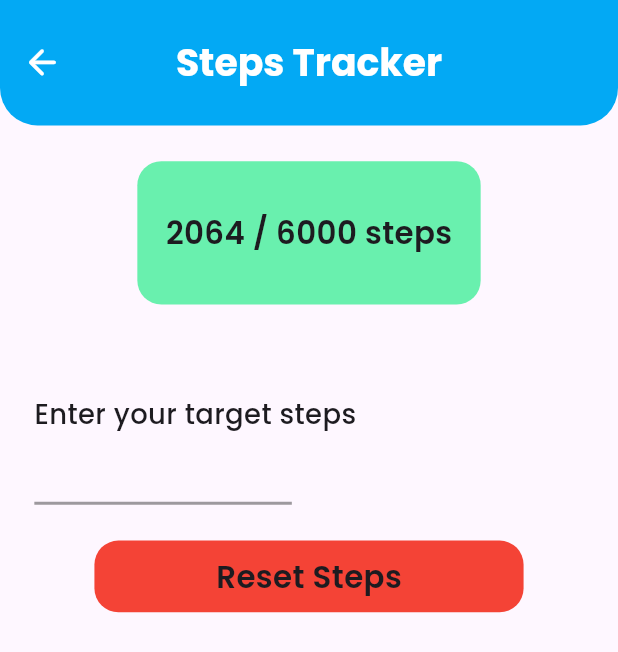
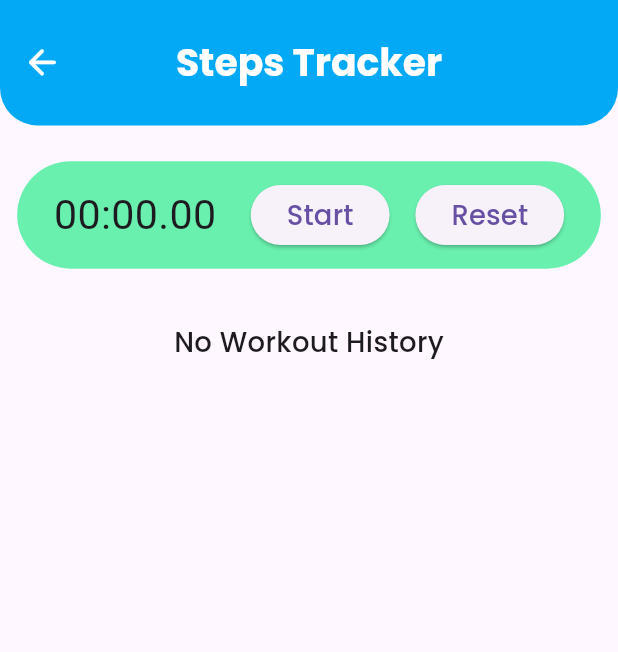
Before and after one commit to HatemReda7/CodeAlpha_Fitness_Tracker_App, a Flutter app: the StepsDetailsScreen screen opened directly, on a phone screen of 412 x 824 dp. Shown: the top 652 px of the screen. Run offline on Flutter 3.47's test engine with Material 3 defaults, Android fonts, the phone set to English and light mode, and no system bars; our stand-ins replace cloud_firestore, firebase_core, flutter_screenutil, google_fonts, shared_preferences; accounts and stored records are empty.

Commit message:
finished steps tracker screen

```diff
--- a/lib/Screens/Step Tracking Screen/steps_tracker_screen.dart
+++ b/lib/Screens/Step Tracking Screen/steps_tracker_screen.dart
@@ -1,9 +1,10 @@
-import 'package:codealpha_fitness_tracker_app/Shared/Constants/arrow_back_item.dart';
-import 'package:codealpha_fitness_tracker_app/Shared/Styles/text_styles.dart';
 import 'package:flutter/material.dart';
 import 'package:flutter_screenutil/flutter_screenutil.dart';
-import 'package:provider/provider.dart';
-import '../../Provider/my_provider.dart';
+import '../../Shared/Constants/arrow_back_item.dart';
+import '../../Shared/Constants/stop_watch_item.dart';
+import '../../Shared/FireBase/firebase_functions.dart';
+import '../../Shared/Styles/text_styles.dart';
+import '../../models/stopwatch_model.dart';
 
 class StepsDetailsScreen extends StatefulWidget {
   const StepsDetailsScreen({super.key});
@@ -17,83 +18,75 @@ class _StepsDetailsScreenState extends State<StepsDetailsScreen> {
 
   @override
   Widget build(BuildContext context) {
-    var pro = Provider.of<MyProvider>(context);
     return Scaffold(
       appBar: AppBar(
-        title: const Text("Steps Tracker"),
-        leading: const ArrowBackItem()
-      ),
+          title: const Text("Steps Tracker"), leading: const ArrowBackItem()),
       body: Padding(
-        padding: EdgeInsets.symmetric(horizontal: 20.w, vertical: 20.h),
+        padding: EdgeInsets.symmetric(horizontal: 10.w, vertical: 20.h),
         child: Column(
           children: [
             Container(
               decoration: BoxDecoration(
                 color: Colors.greenAccent,
-                borderRadius: BorderRadius.circular(16),
+                borderRadius: BorderRadius.circular(40),
               ),
               alignment: Alignment.center,
-              height: 80.h,
-              width: 200.w,
-              child: Text(
-                "2064 / ${pro.stepsCounter} steps",
-                style: mediumText,
-              ),
+              height: 60.h,
+              width: 400.w,
+              child: const StopwatchApp(),
             ),
             SizedBox(
-              height: 50.h,
+              height: 10.h,
             ),
-            Row(
-              children: [
-                Column(
-                  crossAxisAlignment: CrossAxisAlignment.start,
-                  children: [
-                    Text(
-                      "Enter your target steps",
-                      style: smallText,
-                    ),
-                    SizedBox(
-                      height: 10.h,
-                    ),
-                    TextFormField(
-                      textAlign: TextAlign.center,
-                      keyboardType: TextInputType.number,
-                      onFieldSubmitted: (value) {
-                        pro.changeSteps(stepController.text);
-                        stepController = TextEditingController();
-                      },
-                      style: textFormFieldLabelStyle,
-                      controller: stepController,
-                      decoration: InputDecoration(
-                        constraints:
-                            BoxConstraints(maxHeight: 30.h, maxWidth: 150.w),
-                        enabledBorder: const UnderlineInputBorder(
-                            borderSide: BorderSide(color: Colors.black38,width: 2)),
-                        errorBorder: const UnderlineInputBorder(
-                            borderSide: BorderSide(color: Colors.red)),
-                        focusedBorder: const UnderlineInputBorder(
-                            borderSide: BorderSide(color: Colors.black38,width: 2))
+            StreamBuilder(
+              stream: FirebaseFunctions.getStopWatch(),
+              builder: (context, snapshot) {
+                if (snapshot.connectionState == ConnectionState.waiting) {
+                  return const Center(child: CircularProgressIndicator());
+                }
+                if (snapshot.hasError) {
+                  return const Center(
+                      child: Text(
+                    "Something went wrong",
+                    style: TextStyle(color: Colors.black),
+                  ));
+                }
+                List<StopWatchModel> stopwatch =
+                    snapshot.data?.docs.map((e) => e.data()).toList() ?? [];
+                if (stopwatch.isEmpty) {
+                  return Padding(
+                    padding: EdgeInsets.symmetric(vertical: 20.h),
+                    child: Center(
+                      child: Text(
+                        "No Workout History",
+                        style: smallText,
                       ),
                     ),
-                  ],
-                ),
-              ],
-            ),
-            SizedBox(
-              height: 20.h,
-            ),
-            Container(
-              decoration: BoxDecoration(
-                color: Colors.red,
-                borderRadius: BorderRadius.circular(16),
-              ),
-              alignment: Alignment.center,
-              height: 40.h,
-              width: 250.w,
-              child: Text(
-                "Reset Steps",
-                style: mediumText,
-              ),
+                  );
+                }
+                return Expanded(
+                  child: ListView.builder(
+                    itemBuilder: (context, index) {
+                      return Center(
+                        child: Container(
+                          margin: EdgeInsets.all(12.r),
+                          height: 50.h,
+                          width: 150.w,
+                          alignment: Alignment.center,
+                          decoration: BoxDecoration(
+                              color: Colors.grey,
+                              borderRadius: BorderRadius.circular(50)),
+                          child: Text(
+                            "${index + 1}) ${DateTime.fromMillisecondsSinceEpoch(stopwatch[index].time).toString().substring(14, 22)}",
+                            style: smallText,
+                          ),
+                        ),
+                      );
+                    },
+                    itemCount: stopwatch.length,
+                  ),
+                );
+              },
             ),
           ],
         ),
--- /dev/null
+++ b/lib/Shared/Constants/stop_watch_item.dart
@@ -0,0 +1,93 @@
+import 'package:flutter/material.dart';
+import 'package:flutter_screenutil/flutter_screenutil.dart';
+import '../../models/stopwatch_model.dart';
+import '../FireBase/firebase_functions.dart';
+import '../Styles/text_styles.dart';
+
+class StopwatchApp extends StatefulWidget {
+  const StopwatchApp({super.key});
+
+  @override
+  _StopwatchAppState createState() => _StopwatchAppState();
+}
+
+class _StopwatchAppState extends State<StopwatchApp> {
+  final Stopwatch _stopwatch = Stopwatch();
+  Duration _elapsedTime = const Duration();
+  bool _isRunning = false;
+
+  @override
+  void dispose() {
+    _stopwatch.stop();
+    super.dispose();
+  }
+
+  void _startStopwatch() {
+    setState(() {
+      _stopwatch.start();
+      _isRunning = true;
+    });
+    _updateElapsedTime();
+  }
+
+  void _stopStopwatch() {
+    setState(() {
+      _stopwatch.stop();
+      FirebaseFunctions.addStopWatch(
+          StopWatchModel(time: _elapsedTime.inMilliseconds));
+      _isRunning = false;
+    });
+  }
+
+  void _resetStopwatch() {
+    setState(() {
+      _stopwatch.reset();
+      FirebaseFunctions.deleteStopWatchHistory();
+      _elapsedTime = const Duration();
+      _isRunning = false;
+    });
+  }
+
+  void _updateElapsedTime() {
+    if (_isRunning) {
+      setState(() {
+        _elapsedTime = _stopwatch.elapsed;
+      });
+      Future.delayed(const Duration(milliseconds: 10), _updateElapsedTime);
+    }
+  }
+
+  String _formatElapsedTime(Duration duration) {
+    String minutes = (duration.inMinutes % 60).toString().padLeft(2, '0');
+    String seconds = (duration.inSeconds % 60).toString().padLeft(2, '0');
+    String milliseconds =
+        (duration.inMilliseconds % 1000 ~/ 10).toString().padLeft(2, '0');
+    return '$minutes:$seconds.$milliseconds';
+  }
+
+  @override
+  Widget build(BuildContext context) {
+    return Row(
+      mainAxisAlignment: MainAxisAlignment.center,
+      children: [
+        Text(
+          _formatElapsedTime(_elapsedTime),
+          style: TextStyle(fontSize: 24.sp),
+        ),
+        SizedBox(width: 20.w),
+        ElevatedButton(
+          onPressed: _isRunning ? _stopStopwatch : _startStopwatch,
+          child: Text(_isRunning ? 'Stop' : 'Start', style: smallText),
+        ),
+        SizedBox(width: 15.w),
+        ElevatedButton(
+          onPressed: _resetStopwatch,
+          child: Text(
+            'Reset',
+            style: smallText,
+          ),
+        ),
+      ],
+    );
+  }
+}
--- a/lib/Shared/FireBase/firebase_functions.dart
+++ b/lib/Shared/FireBase/firebase_functions.dart
@@ -1,6 +1,7 @@
 import 'package:cloud_firestore/cloud_firestore.dart';
 import 'package:codealpha_fitness_tracker_app/models/meal_model.dart';
 
+import '../../models/stopwatch_model.dart';
 import '../../models/workout_model.dart';
 
 class FirebaseFunctions {
@@ -94,37 +95,40 @@ class FirebaseFunctions {
     return getWorkoutCollection().snapshots();
   }
 
-//  //
+  //  StopWatch Functions  //
 
-// static CollectionReference<> getQuizCollection(){
-//   return FirebaseFirestore.instance.collection("Quizzes").withConverter<>(
-//     fromFirestore: (snapshot, _) {
-//       return .fromJson(snapshot.data()!);
-//     },
-//     toFirestore: (value, _) {
-//       return value.toJson();
-//     },);
-// }
-//
-// static void deleteQuizCollection()async{
-//   final instance = FirebaseFirestore.instance;
-//   final batch = instance.batch();
-//   var collection = instance.collection('Quizzes');
-//   var snapshots = await collection.get();
-//   for (var doc in snapshots.docs) {
-//     batch.delete(doc.reference);
-//   }
-//   await batch.commit();
-// }
-//
-// static void addScore( quiz){
-//   var collection= getQuizCollection();
-//   var docRef= collection.doc();
-//   quiz.id=docRef.id;
-//   docRef.set(quiz);
-// }
-//
-// static Stream<QuerySnapshot<>> getQuizzes(){
-//   return getQuizCollection().snapshots();
-// }
+  static CollectionReference<StopWatchModel> getStopWatchCollection() {
+    return FirebaseFirestore.instance
+        .collection("StopWatch")
+        .withConverter<StopWatchModel>(
+      fromFirestore: (snapshot, _) {
+        return StopWatchModel.fromJson(snapshot.data()!);
+      },
+      toFirestore: (value, _) {
+        return value.toJson();
+      },
+    );
+  }
+
+  static void addStopWatch(stopWatchModel) {
+    var collection = getStopWatchCollection();
+    var docRef = collection.doc();
+    stopWatchModel.id = docRef.id;
+    docRef.set(stopWatchModel);
+  }
+
+  static void deleteStopWatchHistory() async {
+    final instance = FirebaseFirestore.instance;
+    final batch = instance.batch();
+    var collection = instance.collection('StopWatch');
+    var snapshots = await collection.get();
+    for (var doc in snapshots.docs) {
+      batch.delete(doc.reference);
+    }
+    await batch.commit();
+  }
+
+  static Stream<QuerySnapshot<StopWatchModel>> getStopWatch() {
+    return getStopWatchCollection().orderBy("time").snapshots();
+  }
 }
--- a/lib/main.dart
+++ b/lib/main.dart
@@ -1,4 +1,3 @@
-import 'package:codealpha_fitness_tracker_app/Shared/Styles/my_theme.dart';
 import 'package:firebase_core/firebase_core.dart';
 import 'package:flutter/material.dart';
 import 'package:flutter_screenutil/flutter_screenutil.dart';
@@ -6,6 +5,7 @@ import 'package:provider/provider.dart';
 import 'package:shared_preferences/shared_preferences.dart';
 import 'Layout/home_screen.dart';
 import 'Provider/my_provider.dart';
+import 'Shared/Styles/my_theme.dart';
 import 'firebase_options.dart';
 import 'pref_helper.dart';
 
--- /dev/null
+++ b/lib/models/stopwatch_model.dart
@@ -0,0 +1,22 @@
+class StopWatchModel {
+  String id;
+  int time;
+
+  StopWatchModel({
+    this.id = "",
+    required this.time,
+  });
+
+  StopWatchModel.fromJson(Map<String, dynamic> json)
+      : this(
+          id: json["id"],
+          time: json["time"],
+        );
+
+  Map<String, dynamic> toJson() {
+    return {
+      "id": id,
+      "time": time,
+    };
+  }
+}
```
Also changed, not shown: lib/Layout/home_screen.dart (+10 -12 lines).
